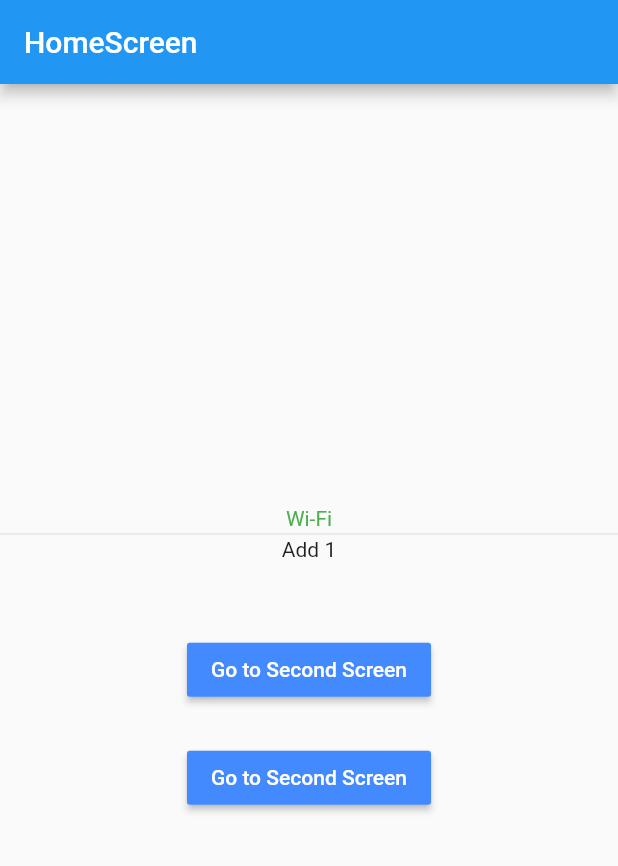
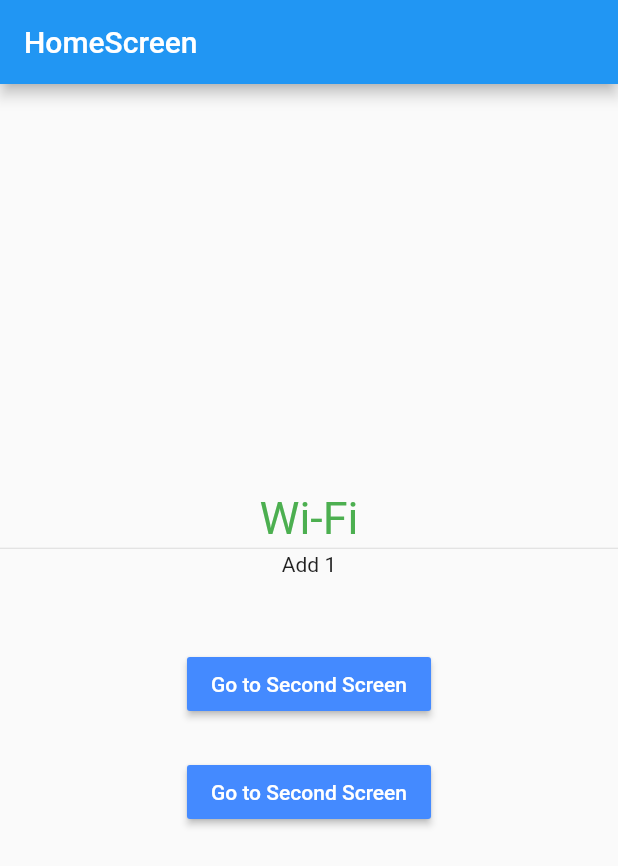
Before and after one commit to mtanaya09/Flutter-BLoC, a Flutter app: the screen it shows after launch, on a phone screen of 412 x 824 dp. Shown: the top 866 px of the screen. Run offline on Flutter 3.47's test engine with Material 2 defaults, Android fonts, the phone set to English and light mode, and no system bars; our stand-ins replace connectivity_plus, equatable, flutter_bloc.

Commit message:
Adjust text

```diff
--- a/lib/presentation/screens/home_screen.dart
+++ b/lib/presentation/screens/home_screen.dart
@@ -45,18 +45,18 @@ class _HomeScreenState extends State<HomeScreen> {
                       state.connectionType == ConnectionType.Wifi) {
                     return const Text(
                       'Wi-Fi',
-                      style: TextStyle(color: Colors.green),
+                      style: TextStyle(color: Colors.green, fontSize: 30),
                     );
                   } else if (state is InternetConnected &&
                       state.connectionType == ConnectionType.Mobile) {
                     return const Text(
                       'Mobile',
-                      style: TextStyle(color: Colors.red),
+                      style: TextStyle(color: Colors.red, fontSize: 30),
                     );
                   } else if (state is InternetDisconnected) {
                     return const Text(
                       'Disconnected',
-                      style: TextStyle(color: Colors.grey),
+                      style: TextStyle(color: Colors.grey, fontSize: 30),
                     );
                   }
                   return Container();
```
